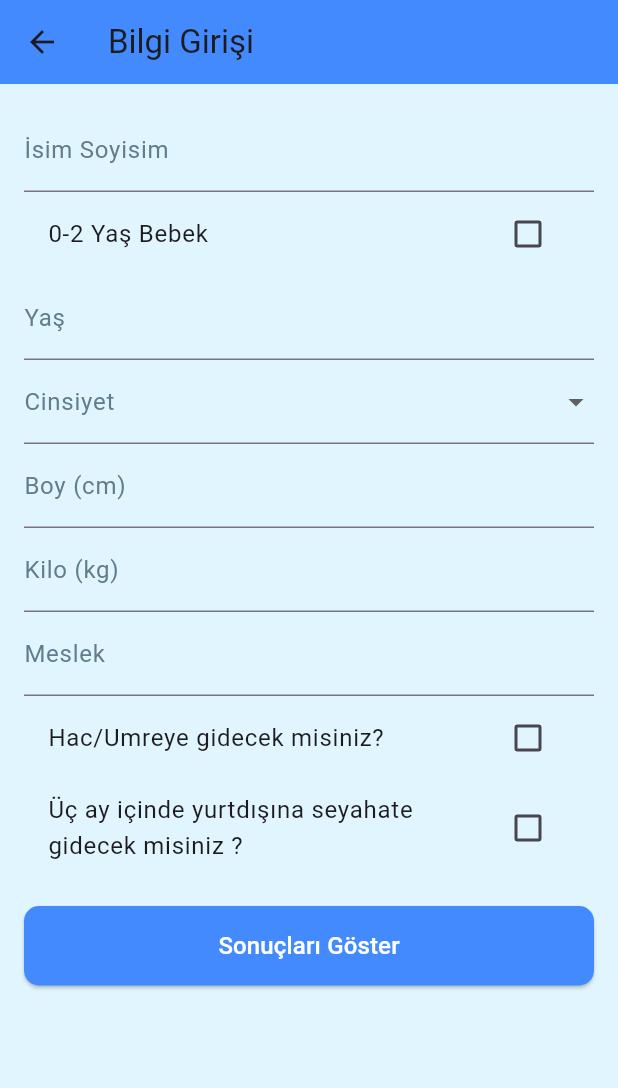
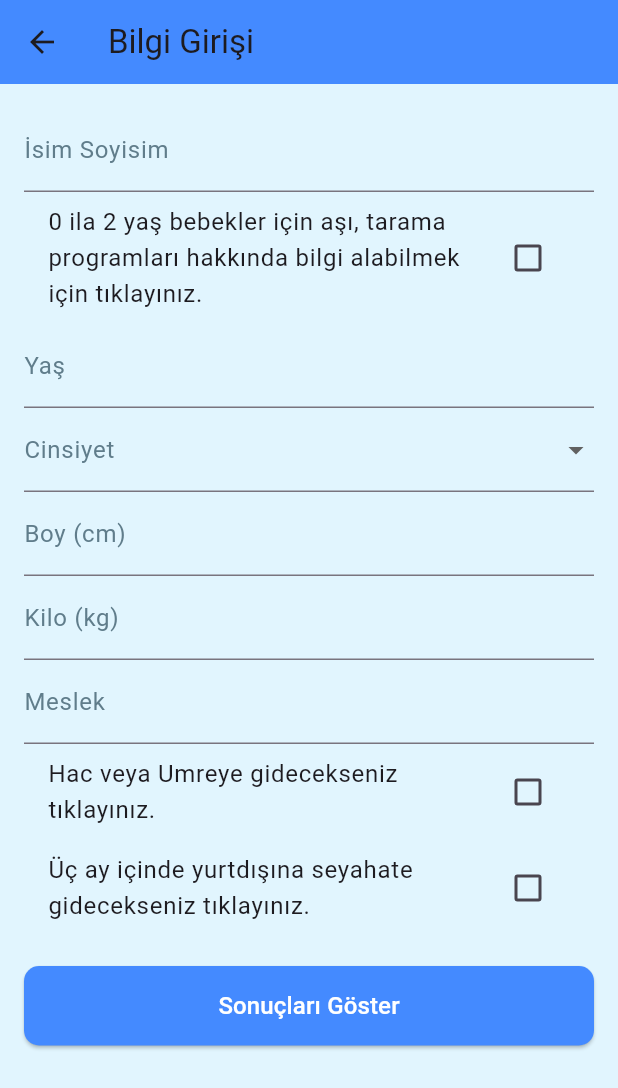
Before and after one commit to alperberke123/KHS_uygulamasi, a Flutter app: the anasayfa screen opened directly, on a phone screen of 412 x 824 dp. Shown: the top 1088 px of the screen. Run offline on Flutter 3.47's test engine with Material 3 defaults, Android fonts, the phone set to English and light mode, and no system bars.

Commit message:
KHS_guncelleme11

```diff
--- a/lib/anaSayfa.dart
+++ b/lib/anaSayfa.dart
@@ -68,7 +68,7 @@ class _anasayfaState extends State<anasayfa> {
                 },
               ),
               CheckboxListTile(
-                title: const Text('0-2 Yaş Bebek'),
+                title: const Text('0 ila 2 yaş bebekler için aşı, tarama programları hakkında bilgi alabilmek için tıklayınız.'),
                 activeColor: Colors.blueAccent,
                 value: _isBaby,
                 onChanged: (value) {
@@ -205,7 +205,7 @@ class _anasayfaState extends State<anasayfa> {
               ),
               if (showPregnancyField)
                 CheckboxListTile(
-                  title: const Text('Hamile misiniz?'),
+                  title: const Text('Hamileyseniz tıklayınız.'),
                   activeColor: Colors.blueAccent,
                   value: _isPregnant,
                   onChanged: (value) {
@@ -216,7 +216,7 @@ class _anasayfaState extends State<anasayfa> {
                 ),
               if (showMarriageField)
                 CheckboxListTile(
-                  title: const Text('Evlilik başvurunuz var mı?'),
+                  title: const Text('Evlilik başvurunuz varsa tıklayınız.'),
                   activeColor: Colors.blueAccent,
                   value: _isMarriageApplicant,
                   onChanged: (value) {
@@ -270,7 +270,7 @@ class _anasayfaState extends State<anasayfa> {
                   },
                 ),
               CheckboxListTile(
-                title: const Text('Hac/Umreye gidecek misiniz?'),
+                title: const Text('Hac veya Umreye gidecekseniz tıklayınız.'),
                 activeColor: Colors.blueAccent,
                 value: _isGoingToHajjUmrah,
                 onChanged: (value) {
@@ -281,7 +281,7 @@ class _anasayfaState extends State<anasayfa> {
               ),
               if (showMilitaryField)
                 CheckboxListTile(
-                  title: const Text('Üç ay içinde askere gidecek misiniz ?'),
+                  title: const Text('Üç ay içinde askere gidecekseniz tıklayınız.'),
                   activeColor: Colors.blueAccent,
                   value: _isGoingToMilitary,
                   onChanged: (value) {
@@ -291,7 +291,7 @@ class _anasayfaState extends State<anasayfa> {
                   },
                 ),
               CheckboxListTile(
-                title: const Text('Üç ay içinde yurtdışına seyahate gidecek misiniz ?'),
+                title: const Text('Üç ay içinde yurtdışına seyahate gidecekseniz tıklayınız.  '),
                 activeColor: Colors.blueAccent,
                 value: _isGoingToTravel,
                 onChanged: (value) {
```
Also changed, not shown: lib/depresyon.dart (+15 -3 lines), lib/sigara_sorulari.dart (+12 -0 lines).
